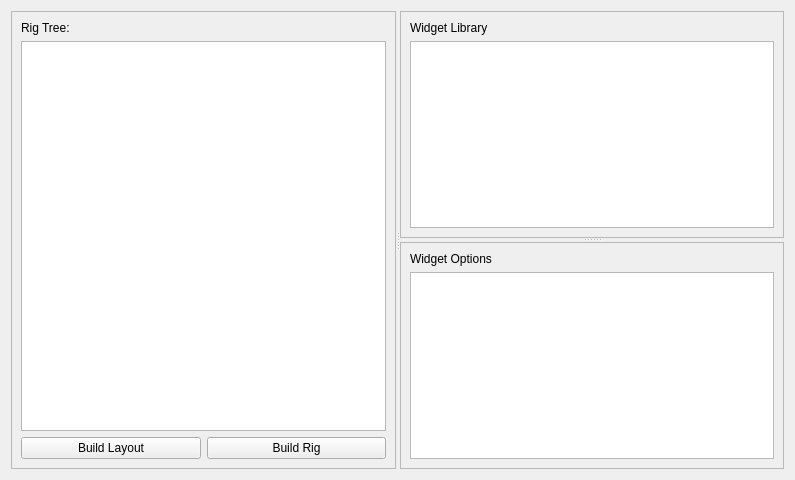
Above: ui_resources/rigwidget.ui from jspatrick/beings before the change. Below: the same form after it.
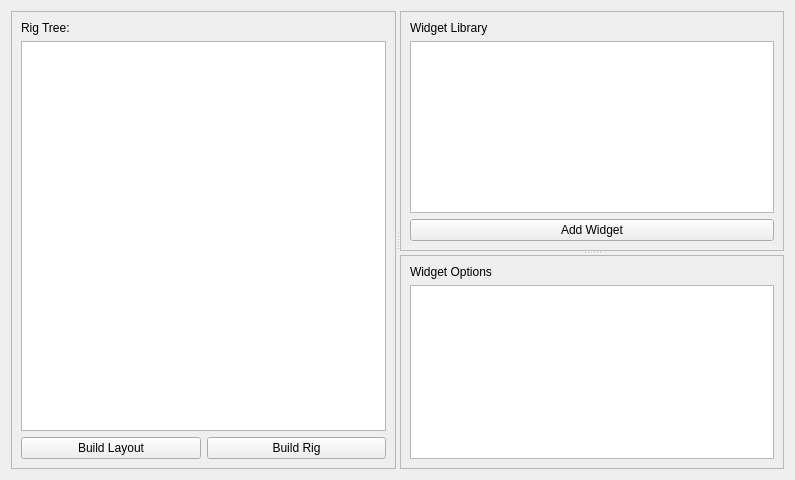
That is the form after the change. Custom widgets are drawn as their Qt base class.

```diff
--- a/ui_resources/rigwidget.ui
+++ b/ui_resources/rigwidget.ui
@@ -13,8 +13,8 @@
   <property name="windowTitle">
    <string>Form</string>
   </property>
-  <layout class="QVBoxLayout" name="verticalLayout_3">
-   <item>
+  <layout class="QGridLayout" name="gridLayout_2">
+   <item row="0" column="0">
     <widget class="QSplitter" name="splitter_2">
      <property name="orientation">
       <enum>Qt::Horizontal</enum>
@@ -67,17 +67,24 @@
        <property name="lineWidth">
         <number>0</number>
        </property>
-       <layout class="QVBoxLayout" name="verticalLayout">
-        <item>
+       <layout class="QGridLayout" name="gridLayout_3">
+        <item row="0" column="0">
          <widget class="QLabel" name="label_3">
           <property name="text">
            <string>Widget Library</string>
           </property>
          </widget>
         </item>
-        <item>
+        <item row="1" column="0">
          <widget class="QListWidget" name="widgetList"/>
         </item>
+        <item row="2" column="0">
+         <widget class="QPushButton" name="addWidgetBtn">
+          <property name="text">
+           <string>Add Widget</string>
+          </property>
+         </widget>
+        </item>
        </layout>
       </widget>
       <widget class="QFrame" name="frame_3">
```
